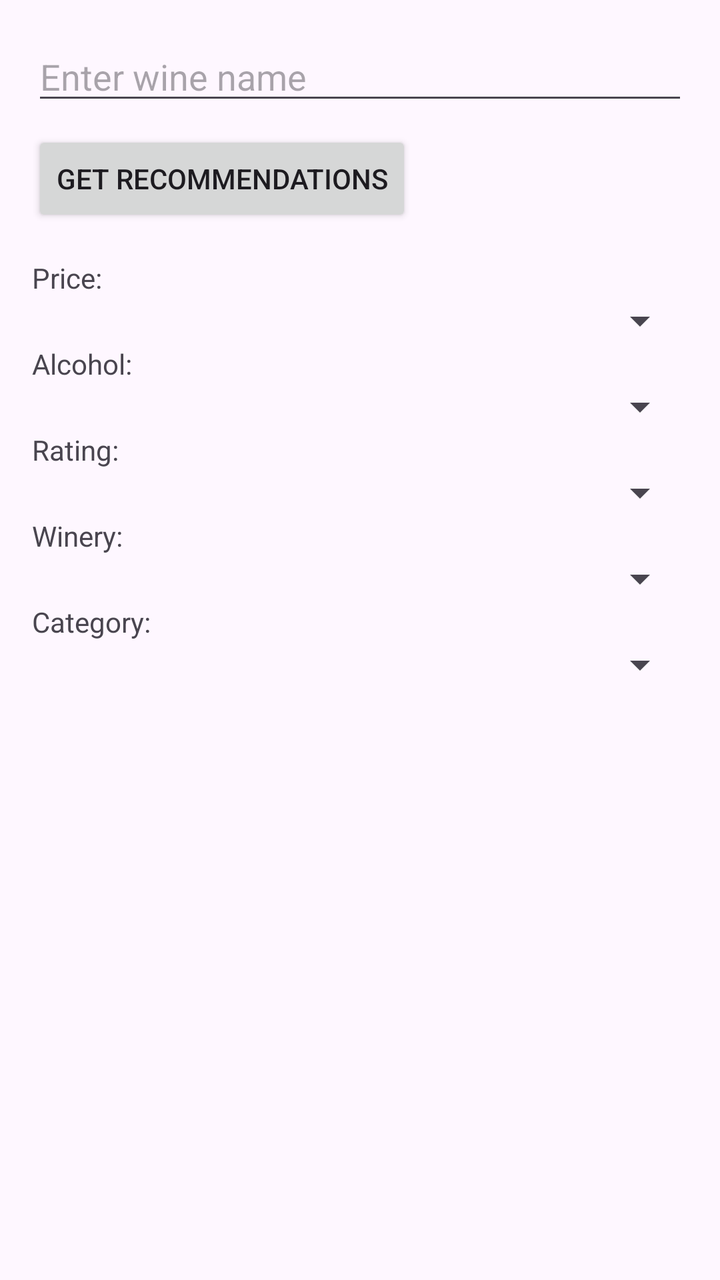
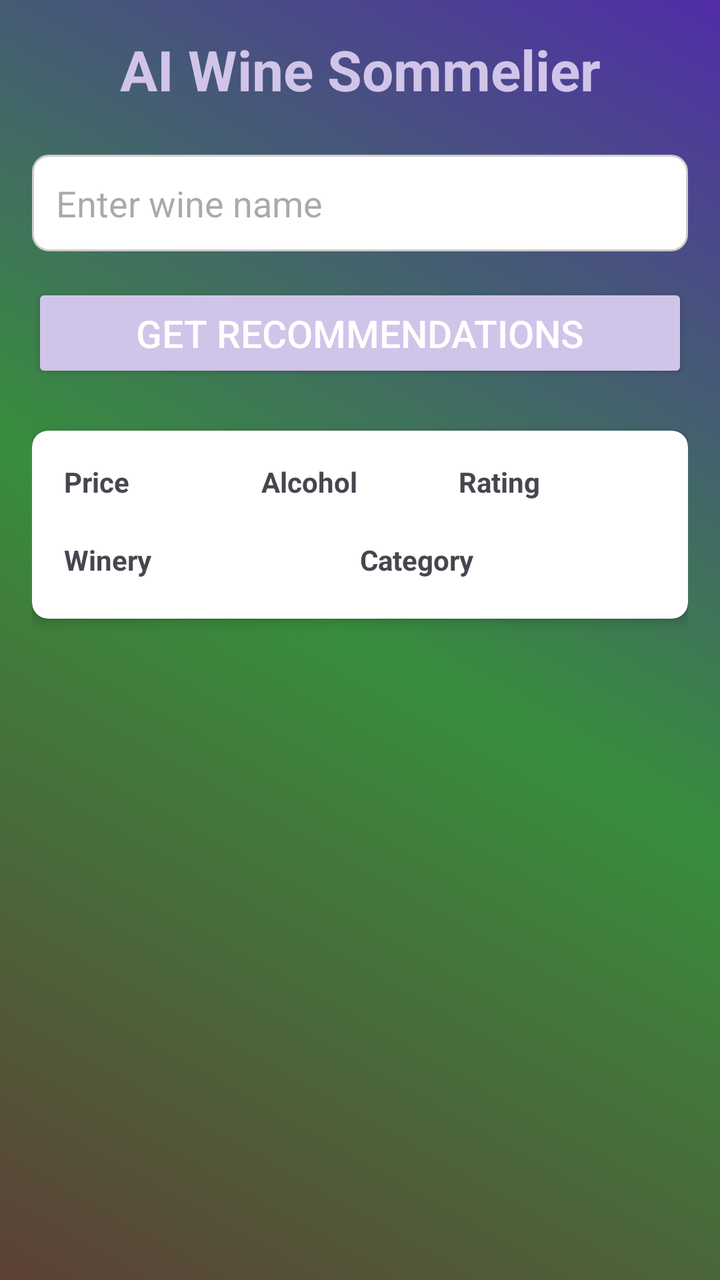

The first picture is an Android layout as it rendered before a commit; the second is the same layout after the commit. The layout source and the unified diff follow.
<!-- AndroidManifest.xml: application theme Theme.WineSommelier -->
<!-- res/layout/activity_main.xml -->
<?xml version="1.0" encoding="utf-8"?>
<LinearLayout
    xmlns:android="http://schemas.android.com/apk/res/android"
    android:id="@+id/rootLayout"
    android:layout_width="match_parent"
    android:layout_height="match_parent"
    android:orientation="vertical"
    android:padding="16dp">

    
    <AutoCompleteTextView
        android:id="@+id/wineAutoComplete"
        android:layout_width="match_parent"
        android:layout_height="wrap_content"
        android:hint="Enter wine name" />

    <Button
        android:id="@+id/btnRecommend"
        android:layout_width="wrap_content"
        android:layout_height="wrap_content"
        android:text="Get Recommendations"
        android:layout_marginTop="8dp"/>

    
    <LinearLayout
        android:layout_width="match_parent"
        android:layout_height="wrap_content"
        android:orientation="vertical"
        android:layout_marginTop="16dp">

        <TextView
            android:layout_width="wrap_content"
            android:layout_height="wrap_content"
            android:text="Price:"/>
        <Spinner
            android:id="@+id/spinnerPrice"
            android:layout_width="match_parent"
            android:layout_height="wrap_content" />

        <TextView
            android:layout_width="wrap_content"
            android:layout_height="wrap_content"
            android:text="Alcohol:"/>
        <Spinner
            android:id="@+id/spinnerAlcohol"
            android:layout_width="match_parent"
            android:layout_height="wrap_content" />

        <TextView
            android:layout_width="wrap_content"
            android:layout_height="wrap_content"
            android:text="Rating:"/>
        <Spinner
            android:id="@+id/spinnerRating"
            android:layout_width="match_parent"
            android:layout_height="wrap_content" />

        <TextView
            android:layout_width="wrap_content"
            android:layout_height="wrap_content"
            android:text="Winery:"/>
        <Spinner
            android:id="@+id/spinnerWinery"
            android:layout_width="match_parent"
            android:layout_height="wrap_content" />

        <TextView
            android:layout_width="wrap_content"
            android:layout_height="wrap_content"
            android:text="Category:"/>
        <Spinner
            android:id="@+id/spinnerCategory"
            android:layout_width="match_parent"
            android:layout_height="wrap_content" />
    </LinearLayout>

    
    <ListView
        android:id="@+id/recommendationListView"
        android:layout_width="match_parent"
        android:layout_height="0dp"
        android:layout_weight="1"
        android:layout_marginTop="16dp"/>
</LinearLayout>
<!-- resources referenced by this layout -->
<resources>
  <style name="Theme.WineSommelier" parent="Base.Theme.WineSommelier" />
  <style name="Base.Theme.WineSommelier" parent="Theme.Material3.DayNight.NoActionBar">
          
          
      </style>
</resources>

<!-- the commit's change to res/layout/activity_main.xml (unified diff, before → after) -->
@@ -1,78 +1,182 @@
 <?xml version="1.0" encoding="utf-8"?>
 <LinearLayout
     xmlns:android="http://schemas.android.com/apk/res/android"
-    android:id="@+id/rootLayout"
+    xmlns:app="http://schemas.android.com/apk/res-auto"
     android:layout_width="match_parent"
     android:layout_height="match_parent"
     android:orientation="vertical"
-    android:padding="16dp">
+    android:background="@drawable/winery_background">
 
     
-    <AutoCompleteTextView
-        android:id="@+id/wineAutoComplete"
+    <ScrollView
         android:layout_width="match_parent"
         android:layout_height="wrap_content"
-        android:hint="Enter wine name" />
+        android:fillViewport="true">
+        <LinearLayout
+            android:id="@+id/rootLayout"
+            android:layout_width="match_parent"
+            android:layout_height="wrap_content"
+            android:orientation="vertical"
+            android:padding="16dp">
 
-    <Button
-        android:id="@+id/btnRecommend"
-        android:layout_width="wrap_content"
-        android:layout_height="wrap_content"
-        android:text="Get Recommendations"
-        android:layout_marginTop="8dp"/>
+            
+            <TextView
+                android:id="@+id/tvTitle"
+                android:layout_width="match_parent"
+                android:layout_height="wrap_content"
+                android:text="AI Wine Sommelier"
+                android:textSize="28sp"
+                android:textStyle="bold"
+                android:textColor="@color/lightPurple"
+                android:gravity="center"
+                android:layout_marginBottom="24dp"/>
 
-    
-    <LinearLayout
-        android:layout_width="match_parent"
-        android:layout_height="wrap_content"
-        android:orientation="vertical"
-        android:layout_marginTop="16dp">
+            
+            <AutoCompleteTextView
+                android:id="@+id/wineAutoComplete"
+                android:layout_width="match_parent"
+                android:layout_height="wrap_content"
+                android:hint="Enter wine name"
+                android:padding="12dp"
+                android:background="@drawable/edittext_background"
+                android:layout_marginBottom="16dp"/>
 
-        <TextView
-            android:layout_width="wrap_content"
-            android:layout_height="wrap_content"
-            android:text="Price:"/>
-        <Spinner
-            android:id="@+id/spinnerPrice"
-            android:layout_width="match_parent"
-            android:layout_height="wrap_content" />
+            
+            <Button
+                android:id="@+id/btnRecommend"
+                android:layout_width="match_parent"
+                android:layout_height="wrap_content"
+                android:text="Get Recommendations"
+                android:backgroundTint="@color/lightPurple"
+                android:textColor="@android:color/white"
+                android:textSize="19sp"
+                android:padding="12dp"
+                android:layout_marginBottom="24dp"/>
 
-        <TextView
-            android:layout_width="wrap_content"
-            android:layout_height="wrap_content"
-            android:text="Alcohol:"/>
-        <Spinner
-            android:id="@+id/spinnerAlcohol"
-            android:layout_width="match_parent"
-            android:layout_height="wrap_content" />
+            
+            <androidx.cardview.widget.CardView
+                android:layout_width="match_parent"
+                android:layout_height="wrap_content"
+                android:layout_marginBottom="24dp"
+                app:cardCornerRadius="8dp"
+                app:cardElevation="4dp">
+                <LinearLayout
+                    android:layout_width="match_parent"
+                    android:layout_height="wrap_content"
+                    android:orientation="vertical"
+                    android:padding="16dp">
 
-        <TextView
-            android:layout_width="wrap_content"
-            android:layout_height="wrap_content"
-            android:text="Rating:"/>
-        <Spinner
-            android:id="@+id/spinnerRating"
-            android:layout_width="match_parent"
-            android:layout_height="wrap_content" />
+                    
+                    <LinearLayout
+                        android:layout_width="match_parent"
+                        android:layout_height="wrap_content"
+                        android:orientation="horizontal"
+                        android:weightSum="3"
+                        android:layout_marginBottom="16dp">
+                        
+                        <LinearLayout
+                            android:layout_width="0dp"
+                            android:layout_height="wrap_content"
+                            android:layout_weight="1"
+                            android:orientation="vertical">
+                            <TextView
+                                android:layout_width="wrap_content"
+                                android:layout_height="wrap_content"
+                                android:text="Price"
+                                android:textStyle="bold"
+                                android:layout_marginBottom="4dp"/>
+                            <Spinner
+                                android:id="@+id/spinnerPrice"
+                                style="@style/CustomSpinnerStyle"
+                                android:layout_width="match_parent"
+                                android:layout_height="wrap_content"/>
+                        </LinearLayout>
+                        
+                        <LinearLayout
+                            android:layout_width="0dp"
+                            android:layout_height="wrap_content"
+                            android:layout_weight="1"
+                            android:orientation="vertical">
+                            <TextView
+                                android:layout_width="wrap_content"
+                                android:layout_height="wrap_content"
+                                android:text="Alcohol"
+                                android:textStyle="bold"
+                                android:layout_marginBottom="4dp"/>
+                            <Spinner
+                                android:id="@+id/spinnerAlcohol"
+                                style="@style/CustomSpinnerStyle"
+                                android:layout_width="match_parent"
+                                android:layout_height="wrap_content"/>
+                        </LinearLayout>
+                        
+                        <LinearLayout
+                            android:layout_width="0dp"
+                            android:layout_height="wrap_content"
+                            android:layout_weight="1"
+                            android:orientation="vertical">
+                            <TextView
+                                android:layout_width="wrap_content"
+                                android:layout_height="wrap_content"
+                                android:text="Rating"
+                                android:textStyle="bold"
+                                android:layout_marginBottom="4dp"/>
+                            <Spinner
+                                android:id="@+id/spinnerRating"
+                                style="@style/CustomSpinnerStyle"
+                                android:layout_width="match_parent"
+                                android:layout_height="wrap_content"/>
+                        </LinearLayout>
+                    </LinearLayout>
 
-        <TextView
-            android:layout_width="wrap_content"
-            android:layout_height="wrap_content"
-            android:text="Winery:"/>
-        <Spinner
-            android:id="@+id/spinnerWinery"
-            android:layout_width="match_parent"
-            android:layout_height="wrap_content" />
+                    
+                    <LinearLayout
+                        android:layout_width="match_parent"
+                        android:layout_height="wrap_content"
+                        android:orientation="horizontal"
+                        android:weightSum="2">
+                        
+                        <LinearLayout
+                            android:layout_width="0dp"
+                            android:layout_height="wrap_content"
+                            android:layout_weight="1"
+                            android:orientation="vertical">
+                            <TextView
+                                android:layout_width="wrap_content"
+                                android:layout_height="wrap_content"
+                                android:text="Winery"
+                                android:textStyle="bold"
+                                android:layout_marginBottom="4dp"/>
+                            <Spinner
+                                android:id="@+id/spinnerWinery"
+                                style="@style/CustomSpinnerStyle"
+                                android:layout_width="match_parent"
+                                android:layout_height="wrap_content"/>
+                        </LinearLayout>
+                        
+                        <LinearLayout
+                            android:layout_width="0dp"
+                            android:layout_height="wrap_content"
+                            android:layout_weight="1"
+                            android:orientation="vertical">
+                            <TextView
+                                android:layout_width="wrap_content"
+                                android:layout_height="wrap_content"
+                                android:text="Category"
+                                android:textStyle="bold"
+                                android:layout_marginBottom="4dp"/>
+                            <Spinner
+                                android:id="@+id/spinnerCategory"
+                                style="@style/CustomSpinnerStyle"
+                                android:layout_width="match_parent"
+                                android:layout_height="wrap_content"/>
+                        </LinearLayout>
+                    </LinearLayout>
 
-        <TextView
-            android:layout_width="wrap_content"
-            android:layout_height="wrap_content"
-            android:text="Category:"/>
-        <Spinner
-            android:id="@+id/spinnerCategory"
-            android:layout_width="match_parent"
-            android:layout_height="wrap_content" />
-    </LinearLayout>
+                </LinearLayout>
+            </androidx.cardview.widget.CardView>
+        </LinearLayout>
+    </ScrollView>
 
     
     <ListView
@@ -80,5 +184,7 @@
         android:layout_width="match_parent"
         android:layout_height="0dp"
         android:layout_weight="1"
-        android:layout_marginTop="16dp"/>
+        android:background="@android:color/transparent"
+        android:divider="@color/darkDivider"
+        android:dividerHeight="1dp"/>
 </LinearLayout>
<!-- resource entries referenced after the edit -->
@@ -1,6 +1,63 @@
 <!-- resources referenced by this layout -->
 <resources>
+  <color name="darkDivider">#5D4037</color>
+  <color name="lightPurple">#D1C4E9</color>
+  <!-- drawable edittext_background (drawable) -->
+  <?xml version="1.0" encoding="utf-8"?>
+  <shape xmlns:android="http://schemas.android.com/apk/res/android" android:shape="rectangle">
+      
+      <solid android:color="@color/white" />
+  
+      
+      <stroke
+          android:width="1dp"
+          android:color="#CCCCCC" />
+  
+      
+      <corners android:radius="8dp" />
+  
+      
+      <padding
+          android:left="8dp"
+          android:top="8dp"
+          android:right="8dp"
+          android:bottom="8dp" />
+  </shape>
+  <!-- drawable winery_background (drawable) -->
+  <?xml version="1.0" encoding="utf-8"?>
+  <shape xmlns:android="http://schemas.android.com/apk/res/android">
+      <gradient
+          android:angle="45"
+          android:startColor="#5D4037"
+          android:centerColor="#388E3C"
+          android:endColor="#512DA8"
+          android:type="linear" />
+  </shape>
+  <style name="CustomSpinnerStyle" parent="Widget.AppCompat.Spinner">
+          <item name="android:background">@drawable/spinner_background</item>
+      </style>
   <style name="Theme.WineSommelier" parent="Base.Theme.WineSommelier" />
+  <color name="white">#FFFFFF</color>
+  <!-- drawable spinner_background (drawable) -->
+  <?xml version="1.0" encoding="utf-8"?>
+  <selector xmlns:android="http://schemas.android.com/apk/res/android">
+      
+      <item android:state_pressed="true">
+          <shape android:shape="rectangle">
+              <solid android:color="#8E24AA"/>  
+              <stroke android:width="1dp" android:color="#5D4037"/>  
+              <corners android:radius="4dp" />
+          </shape>
+      </item>
+      
+      <item>
+          <shape android:shape="rectangle">
+              <solid android:color="#D1C4E9"/>  
+              <stroke android:width="1dp" android:color="#5D4037"/>  
+              <corners android:radius="4dp" />
+          </shape>
+      </item>
+  </selector>
   <style name="Base.Theme.WineSommelier" parent="Theme.Material3.DayNight.NoActionBar">
           
           
